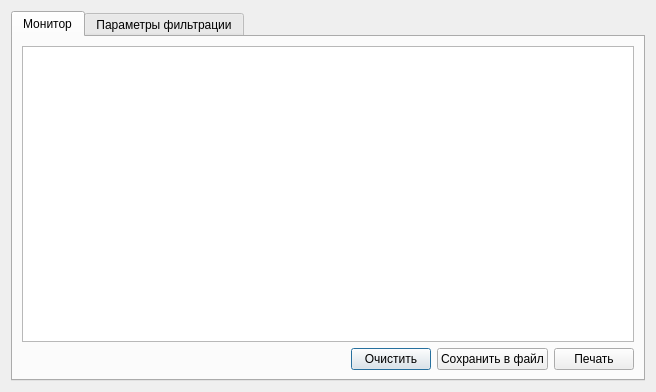
BACuTPOH/r245, file audit/audit/ui/monitor_window.ui: the form before one commit.
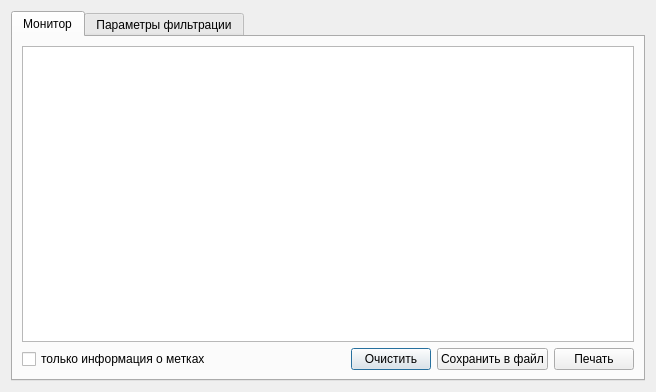
The form after the commit.

The edit to the form file:
```diff
--- a/audit/audit/ui/monitor_window.ui
+++ b/audit/audit/ui/monitor_window.ui
@@ -38,6 +38,13 @@
        </item>
        <item>
         <layout class="QHBoxLayout" name="horizontalLayout">
+         <item>
+          <widget class="QCheckBox" name="tag_check">
+           <property name="text">
+            <string>только информация о метках</string>
+           </property>
+          </widget>
+         </item>
          <item>
           <spacer name="horizontalSpacer">
            <property name="orientation">
```
Left out of the diff: 4 changed lines with no effect on the pictures.
